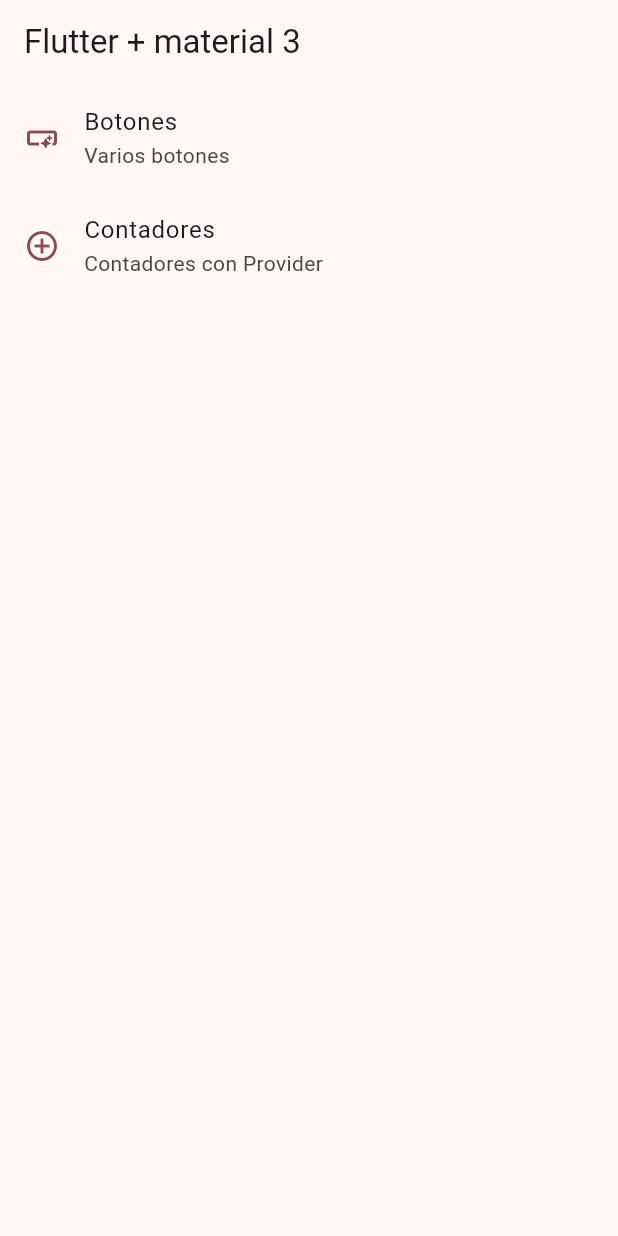
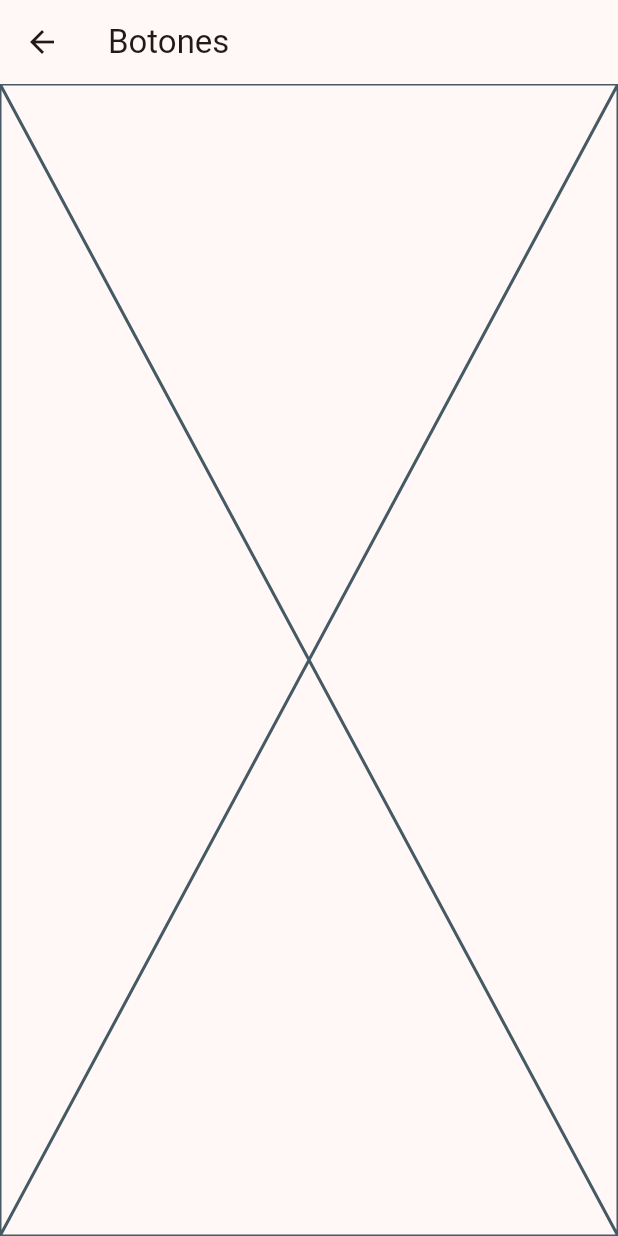
Before and after one commit to LuisferRojas14/WIDGETAPP, a Flutter app: the screen it shows after launch, after a tap on "Botones", on a phone screen of 412 x 824 dp. Run offline on Flutter 3.47's test engine with Material 3 defaults, Android fonts, the phone set to English and light mode, and no system bars.

Commit message:
rutas basicas configuradas

```diff
--- a/lib/config/menu/menu_item.dart
+++ b/lib/config/menu/menu_item.dart
@@ -22,8 +22,8 @@
       icon: Icons.smart_button_outlined),
 
   MenuItem(
-      title: 'Contadores',
-      subTitle: 'Contadores con Provider',
-      link: '/counter',
+      title: 'Tarjetas',
+      subTitle: 'Contadores de tarjetas',
+      link: '/cards',
       icon: Icons.add_circle_outline),
 ];
--- a/lib/main.dart
+++ b/lib/main.dart
@@ -1,5 +1,7 @@
 import 'package:flutter/material.dart';
 import 'package:widgetsapp/config/theme/theme_app.dart';
+import 'package:widgetsapp/presentation/screens/buttons/buttons_screen.dart';
+import 'package:widgetsapp/presentation/screens/cards/cards_screen.dart';
 import 'package:widgetsapp/presentation/screens/home/home_screen.dart';
 
 void main() {
@@ -15,6 +17,10 @@
       debugShowCheckedModeBanner: false,
       theme: AppTheme(selectedColor: 5).getTheme(),
       home: const HomeScreen(),
+      routes: {
+        '/buttons': (context) => const ButtonScreen(),
+        '/cards': (context) => const CardsScreen(),
+      },
 
     );
   }
--- /dev/null
+++ b/lib/presentation/screens/buttons/buttons_screen.dart
@@ -0,0 +1,15 @@
+import 'package:flutter/material.dart';
+
+class ButtonScreen extends StatelessWidget {
+  const ButtonScreen({super.key});
+
+  @override
+  Widget build(BuildContext context) {
+    return Scaffold(
+      appBar: AppBar(
+        title: const Text('Botones'),
+    ),
+    body: const Placeholder(),
+    );
+  }
+}
--- a/lib/presentation/screens/home/home_screen.dart
+++ b/lib/presentation/screens/home/home_screen.dart
@@ -1,6 +1,5 @@
 import 'package:flutter/material.dart';
 import 'package:widgetsapp/config/menu/menu_item.dart';
-
 class HomeScreen extends StatelessWidget {
   const HomeScreen({super.key});
 
@@ -22,9 +21,9 @@
 
   @override
   Widget build(BuildContext context) {
-     return ListView.builder(
+    return ListView.builder(
       itemCount: appMenuItems.length, //esto es el largo de la lista
-      itemBuilder: (context, index){
+      itemBuilder: (context, index) {
         final menuItem = appMenuItems[index];
         return _CustomListTile(menuItem: menuItem);
       },
@@ -47,11 +46,14 @@
       leading: Icon(menuItem.icon, color: colors.primary),
       title: Text(menuItem.title),
       subtitle: Text(menuItem.subTitle),
-      onTap: (){
-        //TODO: navegar a la ruta
-
+      onTap: () {
+        // Navigator.of(context).push(
+        //   MaterialPageRoute(
+        //     builder: (context) => const ButtonScreen(),
+        //   ),
+        // );
+        Navigator.pushNamed(context, menuItem.link);
       },
-
     );
   }
 }
```
Also changed, not shown: lib/presentation/screens/cards/cards_screen.dart (added, +15 -0 lines).
